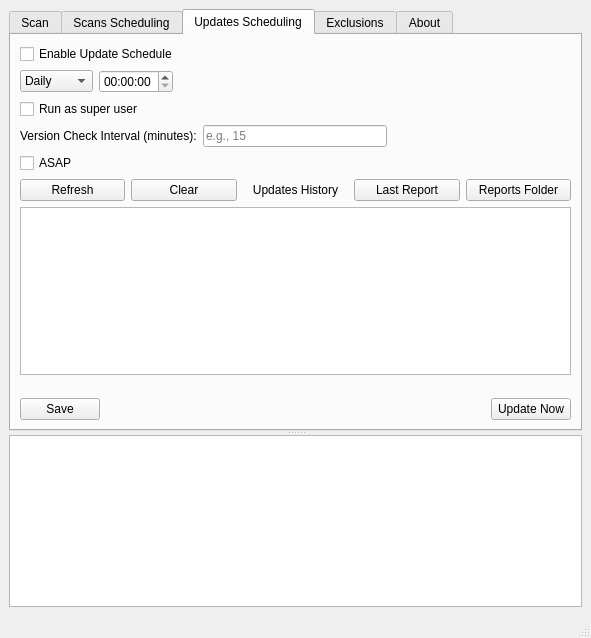
Qt form MainWindow.ui (jplozf/calamity) before a commit.
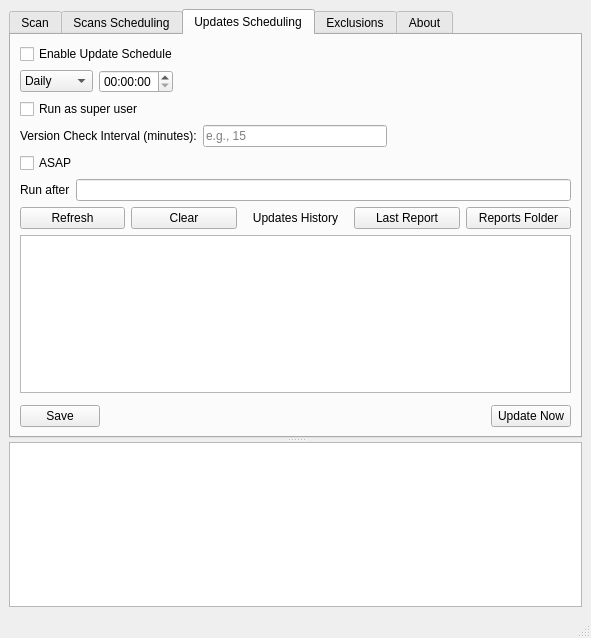
The same form after that commit. The open tabs and pages were chosen to show the change. Icons and pictures are not drawn. Custom widgets are drawn as their Qt base class.

Commit message: add run after commands

```diff
--- a/MainWindow.ui
+++ b/MainWindow.ui
@@ -454,6 +454,20 @@
              </property>
             </widget>
            </item>
+           <item>
+            <layout class="QHBoxLayout" name="horizontalLayout_18">
+             <item>
+              <widget class="QLabel" name="label_3">
+               <property name="text">
+                <string>Run after</string>
+               </property>
+              </widget>
+             </item>
+             <item>
+              <widget class="QLineEdit" name="txtRunAfterSchedulingUpdate"/>
+             </item>
+            </layout>
+           </item>
            <item>
             <layout class="QHBoxLayout" name="horizontalLayout_19">
              <item>
```
Left out of the diff: 16 changed lines with no effect on the pictures. The commit also changes 2 other files.
